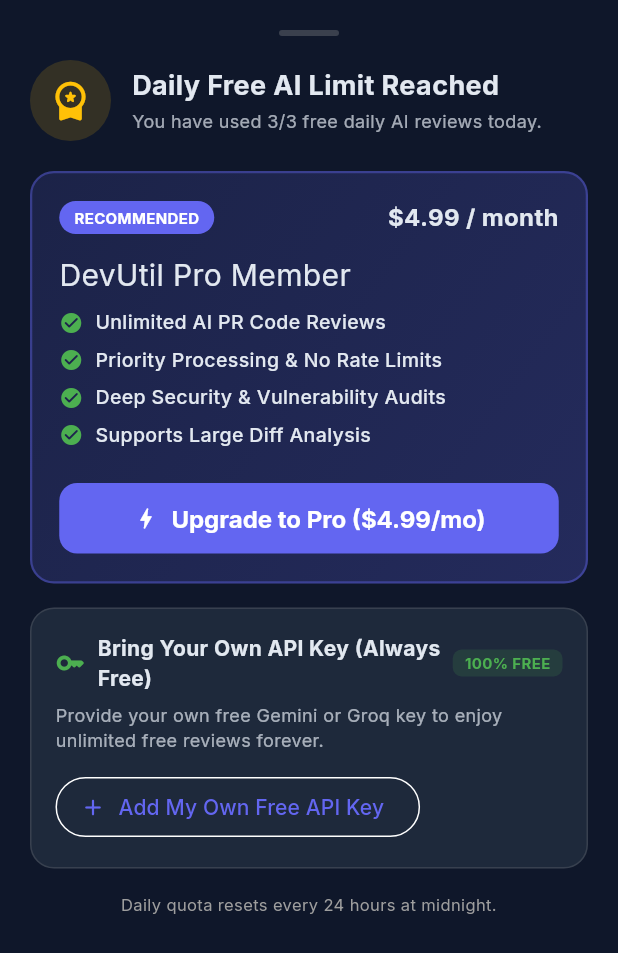
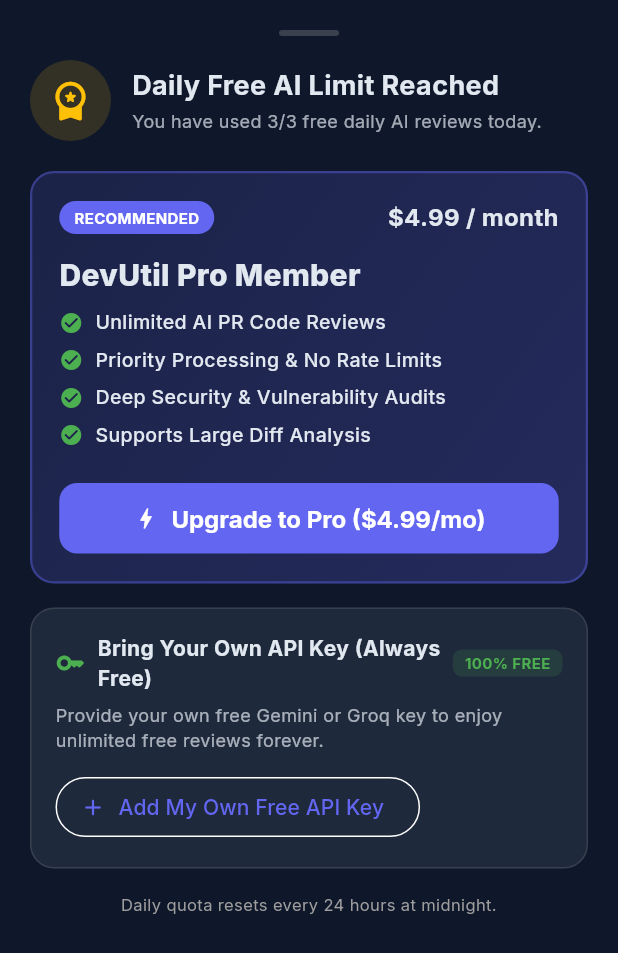
Before and after one commit to Sudarshanshiva/DeveloperPR, a Flutter app: the PremiumUpgradeModal widget shown alone on an empty page, opened directly with empty values, on a phone screen of 412 x 824 dp. Shown: the top 953 px of the screen. Run offline on Flutter 3.47's test engine with Material 3 defaults, Android fonts, the phone set to English and light mode, and no system bars; our stand-ins replace connectivity_plus, dio, equatable, flutter_bloc, flutter_markdown, flutter_secure_storage and 4 more; accounts and stored records are empty; network calls fail.

```diff
--- a/lib/core/error/failure.dart
+++ b/lib/core/error/failure.dart
@@ -38,7 +38,7 @@
 
 class QuotaExceededFailure extends Failure {
   final int remainingFreeCount;
-  const QuotaExceededFailure([super.message = 'Daily free AI PR review limit reached (3/3 used today).', this.remainingFreeCount = 0]);
+  const QuotaExceededFailure(super.message, {this.remainingFreeCount = 0});
 
   @override
   List<Object?> get props => [message, remainingFreeCount];
--- a/lib/presentation/widgets/premium_upgrade_modal.dart
+++ b/lib/presentation/widgets/premium_upgrade_modal.dart
@@ -148,7 +148,7 @@
                   const SizedBox(height: 12),
                   const Text(
                     'DevUtil Pro Member',
-                    style: TextStyle(fontSize: 20, fontWeight: FontWeight.extrabold),
+                    style: TextStyle(fontSize: 20, fontWeight: FontWeight.w800),
                   ),
                   const SizedBox(height: 8),
                   _buildFeatureRow(context, 'Unlimited AI PR Code Reviews'),
@@ -241,7 +241,7 @@
                     SegmentedButton<String>(
                       segments: const [
                         ButtonSegment(value: 'gemini', label: Text('Gemini (Free)'), icon: Icon(Icons.auto_awesome_rounded)),
-                        ButtonSegment(value: 'groq', label: 'Groq (Free)', icon: Icon(Icons.bolt_rounded)),
+                        ButtonSegment(value: 'groq', label: Text('Groq (Free)'), icon: Icon(Icons.bolt_rounded)),
                       ],
                       selected: {_selectedProvider},
                       onSelectionChanged: (set) => setState(() => _selectedProvider = set.first),
```
